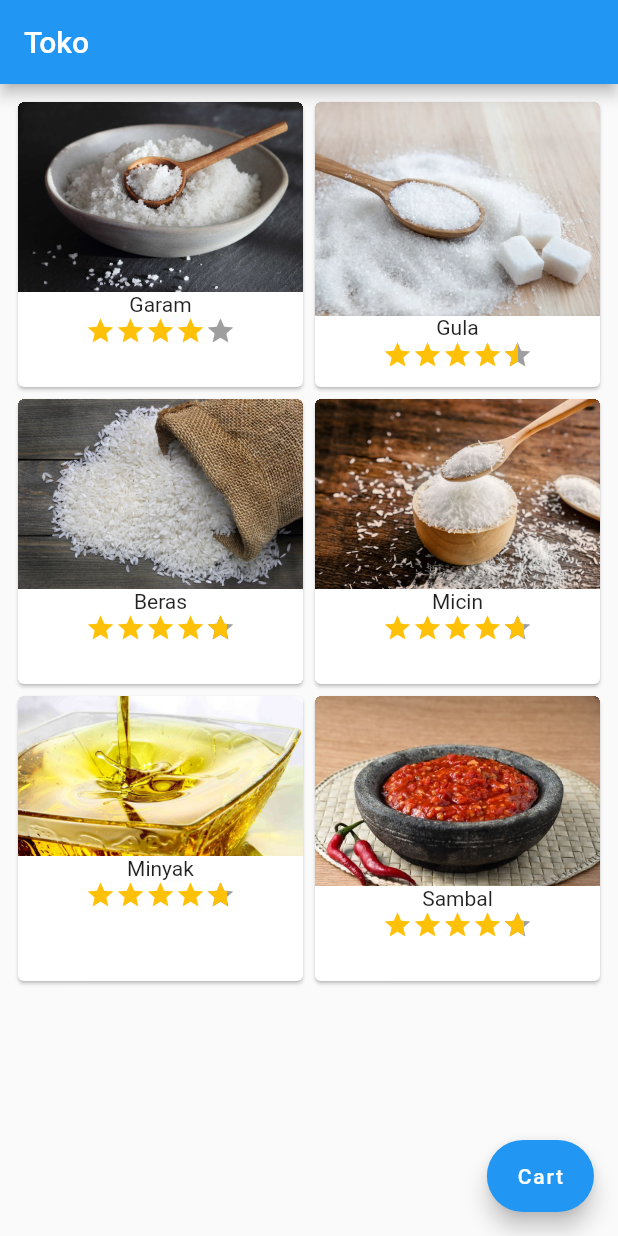
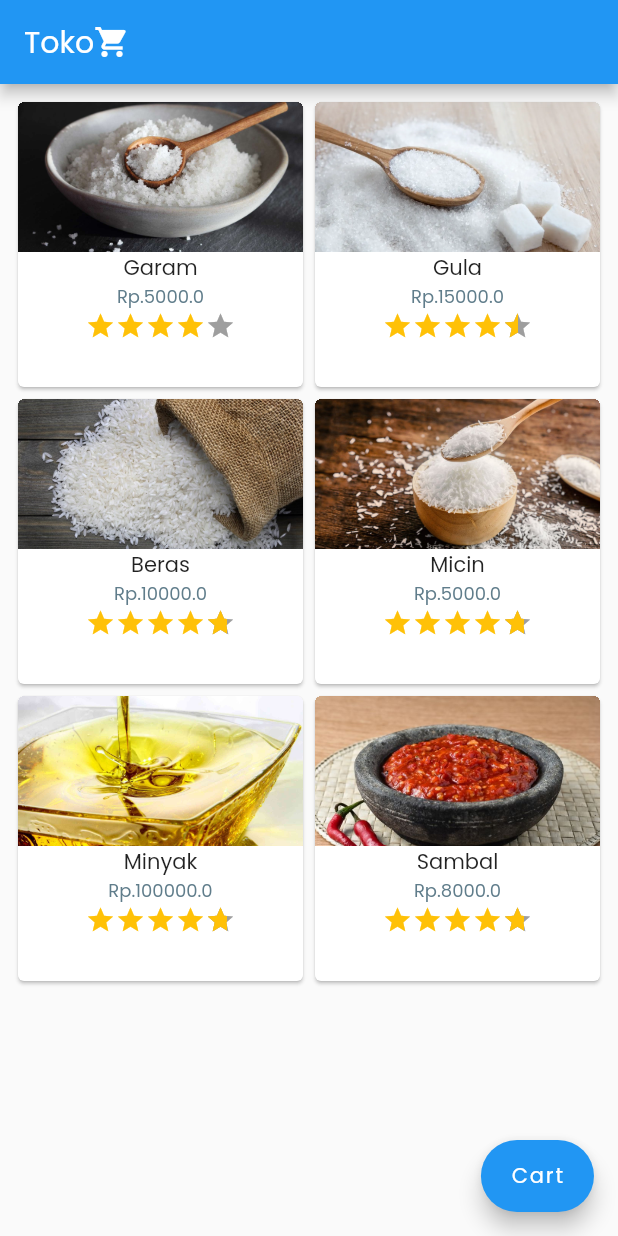
Before and after one commit to Ziedny28/idcamp_project, a Flutter app: the screen it shows after launch, on a phone screen of 412 x 824 dp. Run offline on Flutter 3.47's test engine with Material 2 defaults, Android fonts, the phone set to English and light mode, and no system bars; drawn by our look-alikes of flutter_rating_bar.

Commit message:
mengubah font, membuat gambar pada cart full

```diff
--- a/lib/home.dart
+++ b/lib/home.dart
@@ -62,7 +62,12 @@ class Home extends StatelessWidget {
 
     return Scaffold(
       appBar: AppBar(
-        title: const Text("Toko"),
+        title: const Row(
+          children: [
+            Text("Toko"),
+            Icon(Icons.shopping_cart),
+          ],
+        ),
       ),
       body: Container(
         padding: const EdgeInsets.all(8),
@@ -108,10 +113,24 @@ class ItemGridBox extends StatelessWidget {
             clipBehavior: Clip.hardEdge,
             child: Column(
               children: [
-                Image(image: AssetImage('assets/images/${item.imgUrl}')),
+                SizedBox(
+                  height: 100,
+                  width: double.infinity,
+                  child: Image(
+                    image: AssetImage('assets/images/${item.imgUrl}'),
+                    fit: BoxFit.fitWidth,
+                  ),
+                ),
                 Column(
                   children: [
                     Text(item.name),
+                    Text(
+                      "Rp.${item.price.toString()}",
+                      style: const TextStyle(
+                        fontSize: 12,
+                        color: Colors.blueGrey,
+                      ),
+                    ),
                     RatingBarIndicator(
                       rating: item.rating,
                       itemBuilder: (context, index) => const Icon(
--- a/lib/main.dart
+++ b/lib/main.dart
@@ -15,10 +15,11 @@ class MyApp extends StatelessWidget {
   Widget build(BuildContext context) {
     return ChangeNotifierProvider(
       create: (context) => CartProvider(),
-      child: const SafeArea(
+      child: SafeArea(
         child: MaterialApp(
           title: 'Flutter Demo',
-          home: Home(),
+          home: const Home(),
+          theme: ThemeData(fontFamily: 'Poppins'),
         ),
       ),
     );
```
Also changed, not shown: lib/cart_page.dart (+30 -17 lines), pubspec.yaml (+11 -11 lines), assets/fonts/poppins/Poppins-Bold.ttf (added), assets/fonts/poppins/Poppins-Regular.ttf (added), assets/fonts/poppins/Poppins-Thin.ttf (added), pubspec.lock.
